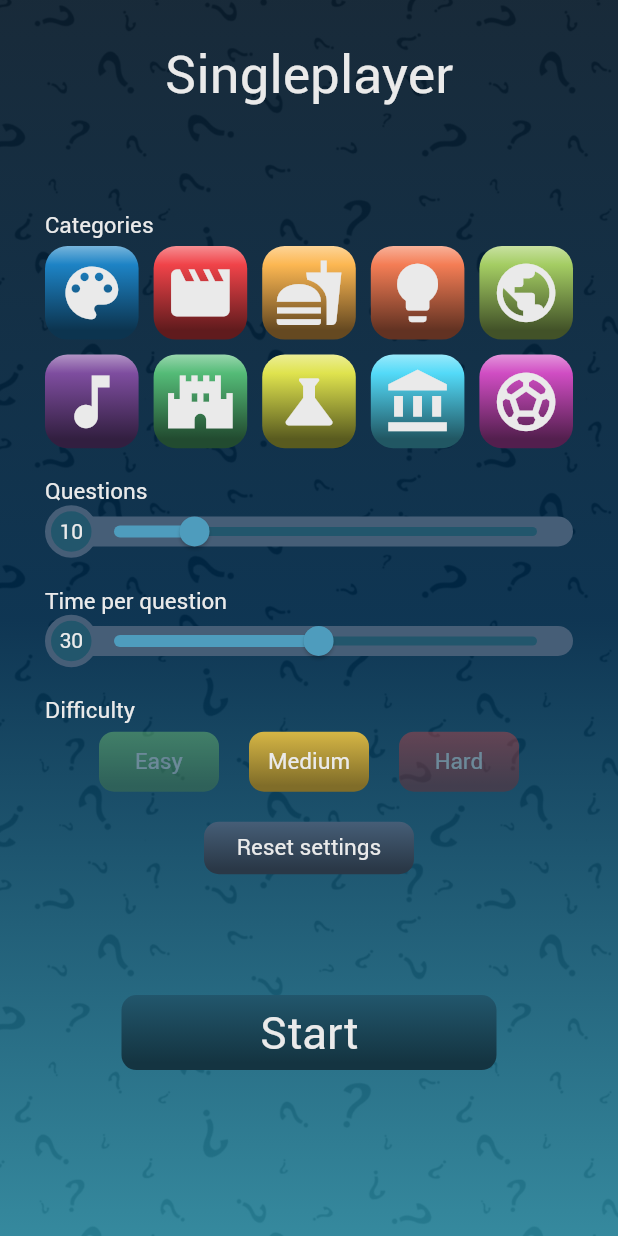
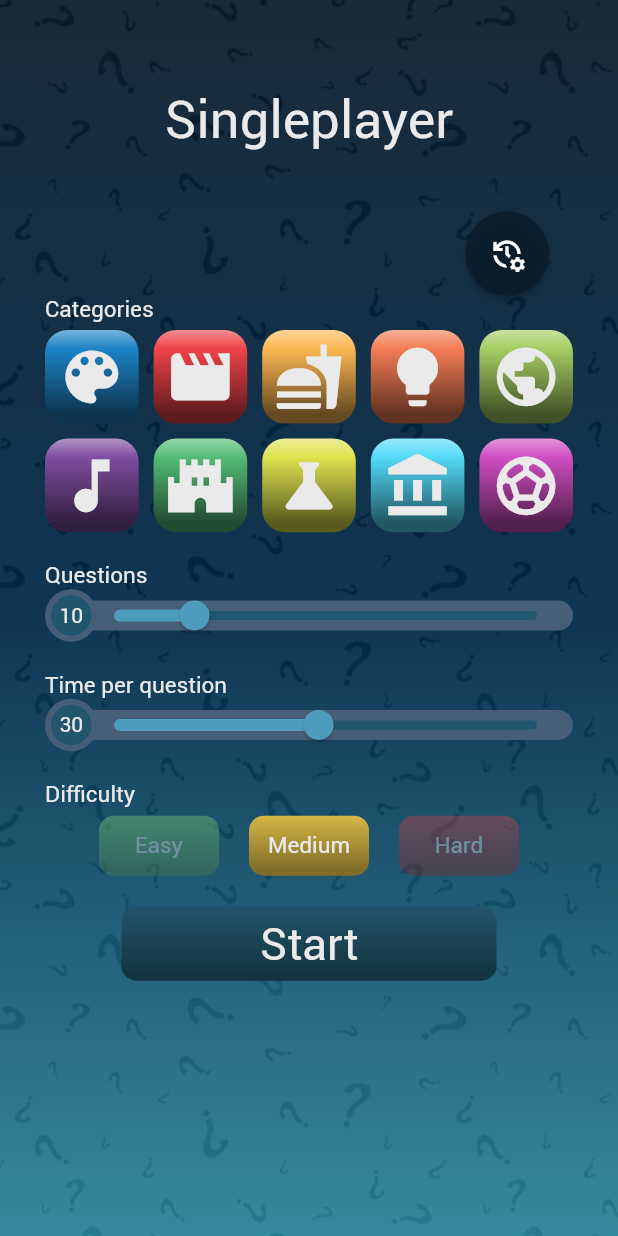
Before and after one commit to gu-tig333-ht22/grupp-1, a Flutter app: the screen it shows after launch, after a tap on "Singleplayer", on a phone screen of 412 x 824 dp. Run offline on Flutter 3.47's test engine with Material 2 defaults, Android fonts, the phone set to English and light mode, and no system bars; our stand-ins replace circular_countdown_timer, simple_gradient_text; missing offline and left inert: fading_edge_scrollview, flutter_octicons.

Commit message:
fixat endgamebutton och restesetting buttons

```diff
--- a/lib/theme/theme.dart
+++ b/lib/theme/theme.dart
@@ -176,6 +176,7 @@ class ThemeTextStyles {
 class ThemeIcons {
   final IconData correct = Icons.done;
   final IconData wrong = Icons.close;
+  final IconData reset = Icons.manage_history;
 }
 
 class ThemeFunctions {
--- a/lib/views/settings_view.dart
+++ b/lib/views/settings_view.dart
@@ -15,12 +15,32 @@ class SettingsView extends StatelessWidget {
           padding: const EdgeInsets.all(30.0),
           child: Column(
             children: [
+              Container(height: 30),
               Text(
                 'Singleplayer',
                 style: TextStyle(color: Themes.colors.white, fontSize: 35),
               ),
               const SizedBox(
-                height: 70,
+                height: 40,
+              ),
+              Row(
+                mainAxisAlignment: MainAxisAlignment.end,
+                children: [
+                  MaterialButton(
+                    onPressed: () {
+                      Provider.of<GameSession>(context, listen: false)
+                          .resetSettings();
+                    },
+                    color: Themes.colors.backgroundDark,
+                    textColor: Colors.white,
+                    child: Icon(
+                      Themes.icons.reset,
+                      size: 24,
+                    ),
+                    padding: EdgeInsets.all(16),
+                    shape: CircleBorder(),
+                  ),
+                ],
               ),
               CategoryRow(),
               const SizedBox(
@@ -38,17 +58,6 @@ class SettingsView extends StatelessWidget {
               const SizedBox(
                 height: 20,
               ),
-              NavigationButton(
-                  text:
-                      Text("Reset settings", style: Themes.textStyle.headline3),
-                  onPressed: () {
-                    Provider.of<GameSession>(context, listen: false)
-                        .resetSettings();
-                  },
-                  width: 140,
-                  height: 35,
-                  color: Themes.colors.grey),
-              const Spacer(),
               NavigationButton(
                 text: Text(
                   "Start",
```
Also changed, not shown: lib/components/endgamebutton.dart (added, +25 -0 lines), lib/views/answer_view.dart (+10 -0 lines), lib/views/question_view.dart (+12 -1 lines).
